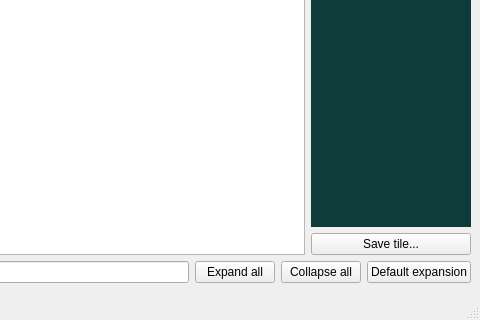
Old version of the form qbe/qud_explorer_window.ui in the repository TrashMonks/qud-wiki; both pictures show x 544 to 1024 and y 448 to 768 of the 1024 by 768 pixel window.
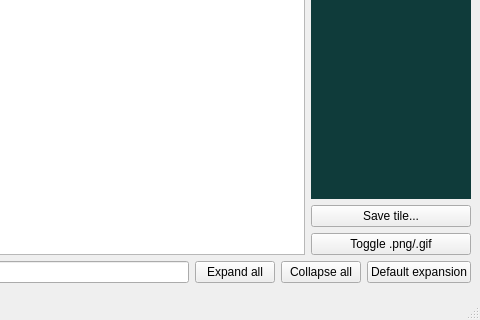
New version of the form.

Commit message: add gif/png swap button to QBE UI

Patch:
```diff
--- a/qbe/qud_explorer_window.ui
+++ b/qbe/qud_explorer_window.ui
@@ -60,6 +60,16 @@
             </property>
            </widget>
           </item>
+          <item>
+           <widget class="QPushButton" name="swap_tile_button">
+            <property name="enabled">
+             <bool>true</bool>
+            </property>
+            <property name="text">
+             <string>Toggle .png/.gif</string>
+            </property>
+           </widget>
+          </item>
          </layout>
         </item>
        </layout>
```
Left out of the diff: 5 changed lines with no effect on the pictures. The commit also changes 1 other file.
